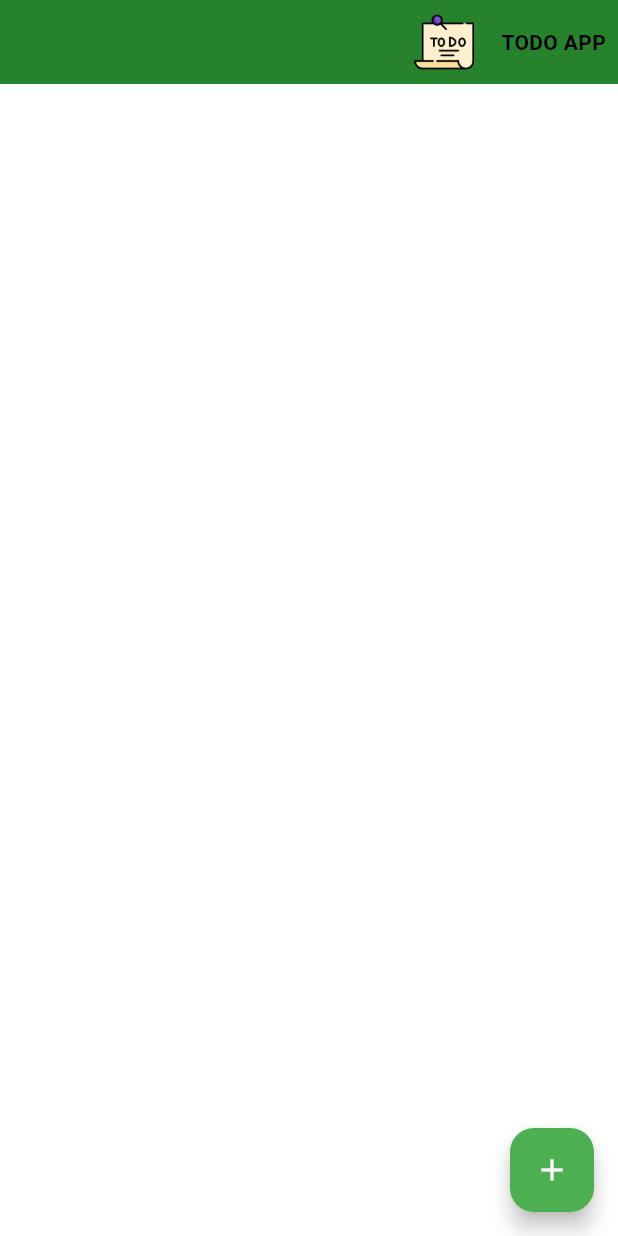
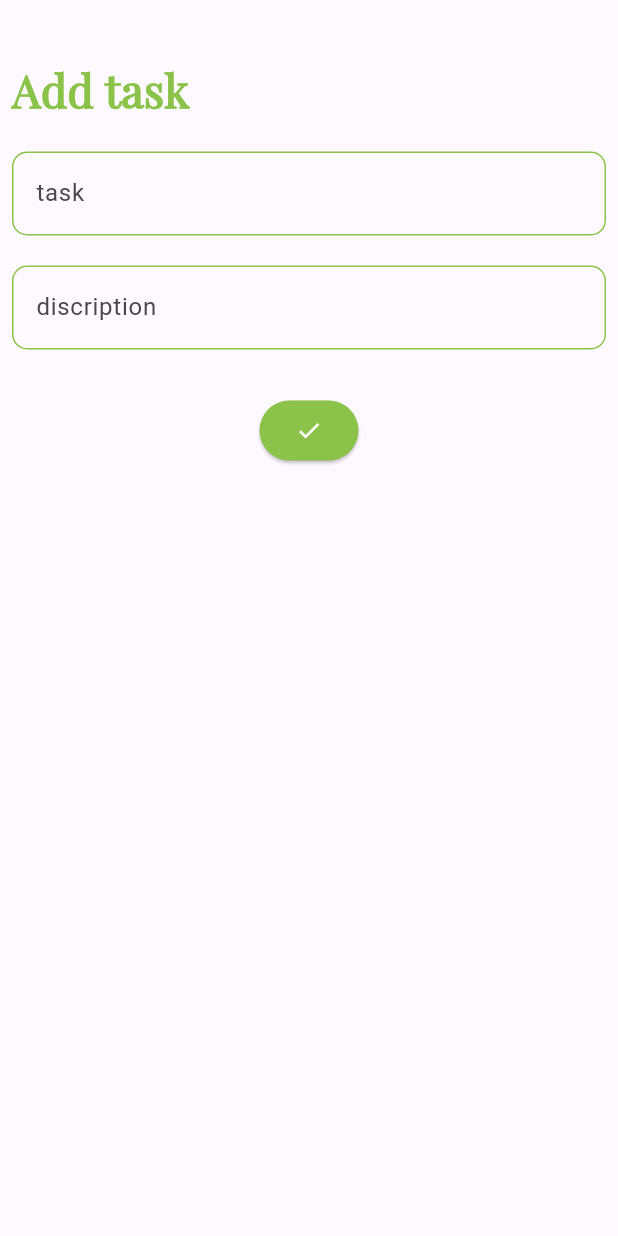
Before and after one commit to Sreeragkk2492/todo_app, a Flutter app: the screen it shows after launch, after a tap on the "add" icon, on a phone screen of 412 x 824 dp. Run offline on Flutter 3.47's test engine with Material 3 defaults, Android fonts, the phone set to English and light mode, and no system bars.

Commit message:
second commit

```diff
--- a/lib/main.dart
+++ b/lib/main.dart
@@ -11,6 +11,7 @@ class MyApp extends StatelessWidget {
   // This widget is the root of your application.
   @override
   Widget build(BuildContext context) {
+
     return MaterialApp(
       home:Splashscreen() ,
       debugShowCheckedModeBanner: false,
--- a/lib/screens/Home.dart
+++ b/lib/screens/Home.dart
@@ -1,5 +1,5 @@
 import 'package:flutter/material.dart';
-import 'package:todo_app/widgets/snack.dart';
+import 'package:todo_app/widgets/showbottomsheet.dart';
 
 class Homepage extends StatelessWidget {
   const Homepage({super.key});
@@ -37,7 +37,7 @@ class Homepage extends StatelessWidget {
 
       floatingActionButton: FloatingActionButton(
         onPressed: () {
-        CustomSnackBar();
+     Bottomsheet.sheet(context);
         },
         backgroundColor: Colors.green,
         child: Icon(
--- /dev/null
+++ b/lib/widgets/showbottomsheet.dart
@@ -0,0 +1,92 @@
+import 'package:flutter/material.dart';
+
+class Bottomsheet {
+  static void sheet(BuildContext context) {
+    showModalBottomSheet(
+      isScrollControlled: true,
+        context: context,
+        builder: (BuildContext builder) {
+          return Scaffold(
+            body: Center(
+              child: Container(
+
+                  height: MediaQuery.of(context).size.height,
+                  width: MediaQuery.of(context).size.width,
+                  color: Colors.white10,
+                  child: Padding(
+                    padding:  EdgeInsets.all(8.0),
+                    child: Column(
+                      crossAxisAlignment: CrossAxisAlignment.start,
+                      children: [
+                        SizedBox(height: 30,),
+                        Text(
+                          "Add task",
+                          style: TextStyle(
+                              fontSize: 30,
+                              fontFamily: 'PlayfairDisplay',
+                              fontWeight: FontWeight.bold,
+                              color: Colors.lightGreen),
+                        ),
+                        SizedBox(
+                          height: 20,
+                        ),
+
+                           TextField(
+
+                            cursorColor: Colors.lightGreen,
+                           // keyboardType: TextInputType.numberWithOptions(),
+                            keyboardAppearance: Brightness.dark,
+
+                            decoration: InputDecoration(
+                              focusedBorder: OutlineInputBorder(borderSide: BorderSide(color: Colors.lightGreen)),
+                              floatingLabelStyle: TextStyle(color: Colors.lightGreen),
+                              border: OutlineInputBorder(borderRadius: BorderRadius.circular(10),borderSide: BorderSide(color: Colors.lightGreen,width: 5)),
+                                labelText: "task",
+                                enabledBorder: OutlineInputBorder(
+                                    borderSide: BorderSide(color: Colors.lightGreen),
+                                    borderRadius: BorderRadius.circular(10))),
+                          ),
+
+                        SizedBox(
+                          height: 20,
+                        ),
+                        TextField(
+                           cursorColor: Colors.lightGreen,
+                            decoration: InputDecoration(
+                              focusedBorder: OutlineInputBorder(borderSide: BorderSide(color: Colors.lightGreen)),
+                            floatingLabelStyle: TextStyle(color: Colors.lightGreen),
+                             border: OutlineInputBorder(borderRadius: BorderRadius.circular(10),borderSide: BorderSide(color: Colors.lightGreen,width: 5)),
+                                labelText: "discription",
+                                enabledBorder: OutlineInputBorder(
+                                    borderSide: BorderSide(color: Colors.lightGreen),
+                                    borderRadius: BorderRadius.circular(10)))),
+                        SizedBox(
+                          height: 30,
+                        ),
+                        Row(
+                          mainAxisAlignment: MainAxisAlignment.center,
+                          children: [
+                            ElevatedButton(
+                                style: ButtonStyle(
+                                    backgroundColor:
+                                        MaterialStatePropertyAll(Colors.lightGreen)),
+                                onPressed: () {
+                                  Navigator.of(context).pop();
+                                },
+                                child: Center(
+                                    child: Icon(
+                                  Icons.done,
+                                  color: Colors.white,
+                                )))
+                          ],
+                        ),
+                      ],
+                    ),
+                  ),),
+            ),
+          );
+
+
+        });
+  }
+}
--- a/lib/widgets/snack.dart
+++ /dev/null
@@ -1,11 +0,0 @@
-import 'package:flutter/material.dart';
-
-class CustomSnackBar {
-  static void showSnackBar(BuildContext context) {
-    final snackBar = SnackBar(
-      content: TextField(decoration: InputDecoration(labelText: "task"),),
-    );
-
-    ScaffoldMessenger.of(context).showSnackBar(snackBar);
-  }
-}
```
Also changed, not shown: pubspec.yaml (+4 -4 lines), fonts/NovaSquare-Regular.ttf (added), fonts/PlayfairDisplay-Regular.ttf (added).
